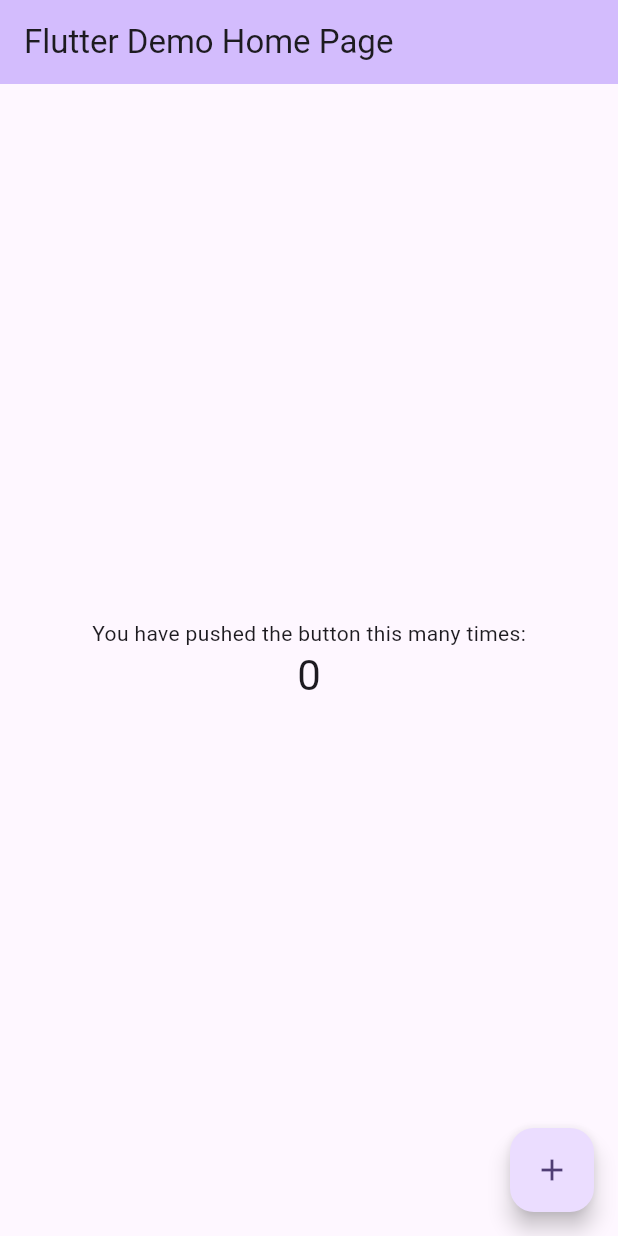
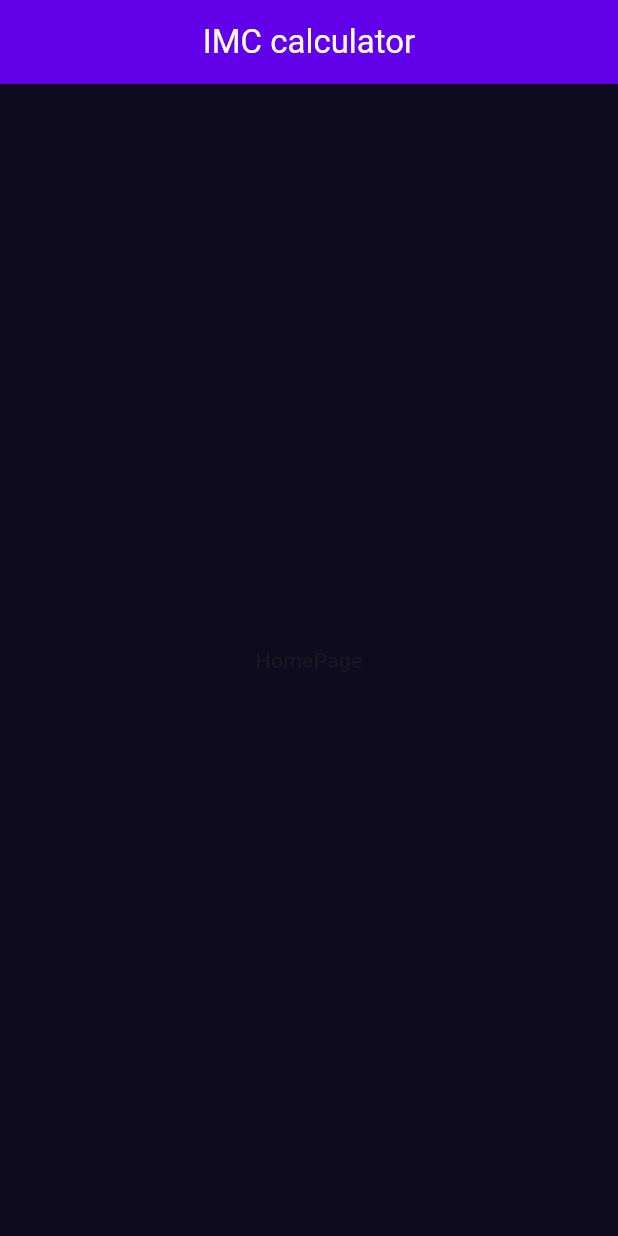
Before and after one commit to AlDaniel1337/fl_imc_app, a Flutter app: the screen it shows after launch, on a phone screen of 412 x 824 dp. Run offline on Flutter 3.47's test engine with Material 3 defaults, Android fonts, the phone set to English and light mode, and no system bars.

Commit message:
Agregado tema y pantalla home

```diff
--- a/lib/core/theme/app_theme.dart
+++ b/lib/core/theme/app_theme.dart
@@ -25,22 +25,17 @@ enum ColorTheme {
 
 class AppTheme{
 
-  ///  Tema principal de la aplicación
-  ///+ [themeColor]: Color base que utilizara la aplicación para definir el tema
-  static ThemeData theme({ ColorTheme themeColor = ColorTheme.blue }) => ThemeData(
+  static const Color primary   = Color(0xFF6200EA);
+  static const Color secondary = Color(0xFF1F0345);
+  static const Color accent    = Color(0xFFFFC400);
+  static const Color background                  = Color(0xFF0E0B20);
+  static const Color backgroundComponent         = Color(0xFF1D1E33);
+  static const Color backgroundComponentSelected = Color(0xFF4F548B);
+
+  static ThemeData theme({ ColorTheme themeColor = ColorTheme.purple }) => ThemeData(
     useMaterial3: true,
     colorSchemeSeed: themeColor.bgColor,
-    brightness: Brightness.light
+    brightness: Brightness.light,
   );
 
-  static getPrimaryColor( BuildContext context ) => Theme.of(context).colorScheme.primary;
-
-  static getSecondaryColor( BuildContext context ) => Theme.of(context).colorScheme.secondary;
-
-  static getAccentColor( BuildContext context ) => Theme.of(context).colorScheme.primary;
-
-  static const Color background = Color(0xFF0E0B20);
-  static const Color backgroundComponent = Color(0xFF1D1E33);
-  static const Color backgroundComponentSelected = Color(0xFF4F548B);
-
 }
--- a/lib/main.dart
+++ b/lib/main.dart
@@ -1,4 +1,6 @@
 import 'package:flutter/material.dart';
+import 'package:imc_app/core/theme/app_theme.dart';
+import 'package:imc_app/presentation/home/home.page.dart';
 
 void main() {
   runApp(const MyApp());
@@ -11,115 +13,10 @@ class MyApp extends StatelessWidget {
   @override
   Widget build(BuildContext context) {
     return MaterialApp(
-      title: 'Flutter Demo',
-      theme: ThemeData(
-        // This is the theme of your application.
-        //
-        // TRY THIS: Try running your application with "flutter run". You'll see
-        // the application has a purple toolbar. Then, without quitting the app,
-        // try changing the seedColor in the colorScheme below to Colors.green
-        // and then invoke "hot reload" (save your changes or press the "hot
-        // reload" button in a Flutter-supported IDE, or press "r" if you used
-        // the command line to start the app).
-        //
-        // Notice that the counter didn't reset back to zero; the application
-        // state is not lost during the reload. To reset the state, use hot
-        // restart instead.
-        //
-        // This works for code too, not just values: Most code changes can be
-        // tested with just a hot reload.
-        colorScheme: ColorScheme.fromSeed(seedColor: Colors.deepPurple),
-        useMaterial3: true,
-      ),
-      home: const MyHomePage(title: 'Flutter Demo Home Page'),
+      debugShowCheckedModeBanner: false,
+      title: 'IMC app',
+      theme: AppTheme.theme(),
+      home: const HomePage(),
     );
   }
 }
-
-class MyHomePage extends StatefulWidget {
-  const MyHomePage({super.key, required this.title});
-
-  // This widget is the home page of your application. It is stateful, meaning
-  // that it has a State object (defined below) that contains fields that affect
-  // how it looks.
-
-  // This class is the configuration for the state. It holds the values (in this
-  // case the title) provided by the parent (in this case the App widget) and
-  // used by the build method of the State. Fields in a Widget subclass are
-  // always marked "final".
-
-  final String title;
-
-  @override
-  State<MyHomePage> createState() => _MyHomePageState();
-}
-
-class _MyHomePageState extends State<MyHomePage> {
-  int _counter = 0;
-
-  void _incrementCounter() {
-    setState(() {
-      // This call to setState tells the Flutter framework that something has
-      // changed in this State, which causes it to rerun the build method below
-      // so that the display can reflect the updated values. If we changed
-      // _counter without calling setState(), then the build method would not be
-      // called again, and so nothing would appear to happen.
-      _counter++;
-    });
-  }
-
-  @override
-  Widget build(BuildContext context) {
-    // This method is rerun every time setState is called, for instance as done
-    // by the _incrementCounter method above.
-    //
-    // The Flutter framework has been optimized to make rerunning build methods
-    // fast, so that you can just rebuild anything that needs updating rather
-    // than having to individually change instances of widgets.
-    return Scaffold(
-      appBar: AppBar(
-        // TRY THIS: Try changing the color here to a specific color (to
-        // Colors.amber, perhaps?) and trigger a hot reload to see the AppBar
-        // change color while the other colors stay the same.
-        backgroundColor: Theme.of(context).colorScheme.inversePrimary,
-        // Here we take the value from the MyHomePage object that was created by
-        // the App.build method, and use it to set our appbar title.
-        title: Text(widget.title),
-      ),
-      body: Center(
-        // Center is a layout widget. It takes a single child and positions it
-        // in the middle of the parent.
-        child: Column(
-          // Column is also a layout widget. It takes a list of children and
-          // arranges them vertically. By default, it sizes itself to fit its
-          // children horizontally, and tries to be as tall as its parent.
-          //
-          // Column has various properties to control how it sizes itself and
-          // how it positions its children. Here we use mainAxisAlignment to
-          // center the children vertically; the main axis here is the vertical
-          // axis because Columns are vertical (the cross axis would be
-          // horizontal).
-          //
-          // TRY THIS: Invoke "debug painting" (choose the "Toggle Debug Paint"
-          // action in the IDE, or press "p" in the console), to see the
-          // wireframe for each widget.
-          mainAxisAlignment: MainAxisAlignment.center,
-          children: <Widget>[
-            const Text(
-              'You have pushed the button this many times:',
-            ),
-            Text(
-              '$_counter',
-              style: Theme.of(context).textTheme.headlineMedium,
-            ),
-          ],
-        ),
-      ),
-      floatingActionButton: FloatingActionButton(
-        onPressed: _incrementCounter,
-        tooltip: 'Increment',
-        child: const Icon(Icons.add),
-      ), // This trailing comma makes auto-formatting nicer for build methods.
-    );
-  }
-}
--- /dev/null
+++ b/lib/presentation/home/home.page.dart
@@ -0,0 +1,28 @@
+import 'package:flutter/material.dart';
+import 'package:imc_app/core/theme/app_theme.dart';
+
+class HomePage extends StatelessWidget {
+
+  static const String route = "/";
+
+  const HomePage({super.key});
+
+  @override
+  Widget build(BuildContext context) {
+    return Scaffold(
+
+      backgroundColor: AppTheme.background,
+
+      appBar: AppBar(
+        title: const Text('IMC calculator'),
+        backgroundColor: AppTheme.primary,
+        foregroundColor: Colors.white,
+        centerTitle: true,
+      ),
+
+      body: const Center(
+         child: Text('HomePage'),
+      ),
+    );
+  }
+}
```
